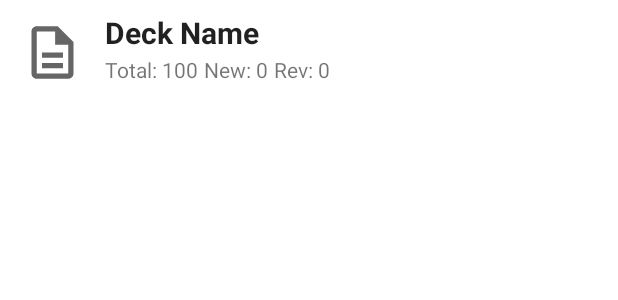
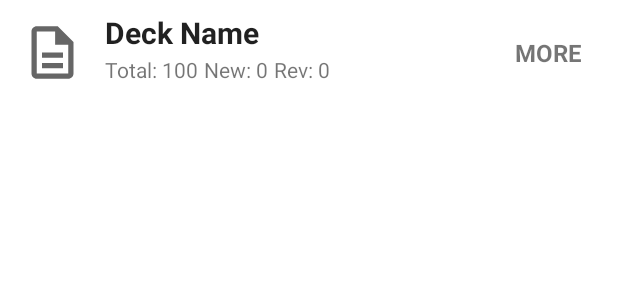
Before and after one commit to softfly/FlashCards, an Android app: the layout deck_list_item.xml on its own in the app's theme, with its tools: preview values and no code run, on a phone screen of 412 x 824 dp. Shown: the top 300 px of the screen. Run offline under Robolectric (Android 15) with nearby library versions, the phone set to English and light mode, and no system bars.

Commit message:
UI: Adds removing a deck.

```diff
--- a/app/src/main/java/pl/softfly/flashcards/CardActivity.java
+++ b/app/src/main/java/pl/softfly/flashcards/ui/card/CardActivity.java
@@ -1,4 +1,4 @@
-package pl.softfly.flashcards;
+package pl.softfly.flashcards.ui.card;
 
 import android.annotation.SuppressLint;
 import android.os.Bundle;
@@ -10,6 +10,8 @@ import android.widget.TextView;
 import androidx.appcompat.app.AppCompatActivity;
 import androidx.constraintlayout.widget.ConstraintLayout;
 import androidx.constraintlayout.widget.Guideline;
+
+import pl.softfly.flashcards.R;
 
 import static android.view.View.INVISIBLE;
 import static android.view.View.OnTouchListener;
--- a/app/src/main/java/pl/softfly/flashcards/ZoomTextView.java
+++ b/app/src/main/java/pl/softfly/flashcards/ui/card/ZoomTextView.java
@@ -1,4 +1,4 @@
-package pl.softfly.flashcards;
+package pl.softfly.flashcards.ui.card;
 
 import android.annotation.SuppressLint;
 import android.content.Context;
--- a/app/src/main/res/layout/card.xml
+++ b/app/src/main/res/layout/card.xml
@@ -14,7 +14,7 @@
         app:layout_constraintBottom_toTopOf="@+id/gradeButtonsLayout"
         app:layout_constraintTop_toTopOf="parent">
 
-        <pl.softfly.flashcards.ZoomTextView
+        <pl.softfly.flashcards.ui.card.ZoomTextView
             android:id="@+id/questionView"
             android:layout_width="match_parent"
             android:layout_height="0dp"
@@ -34,7 +34,7 @@
             android:orientation="horizontal"
             app:layout_constraintGuide_percent="0.5" />
 
-        <pl.softfly.flashcards.ZoomTextView
+        <pl.softfly.flashcards.ui.card.ZoomTextView
             android:id="@+id/answerView"
             android:layout_width="match_parent"
             android:layout_height="0dp"
--- a/app/src/main/res/layout/deck_list.xml
+++ b/app/src/main/res/layout/deck_list.xml
@@ -4,7 +4,7 @@
     android:layout_width="match_parent"
     android:layout_height="match_parent"
     xmlns:app="http://schemas.android.com/apk/res-auto"
-    tools:context=".DeckListActivity">
+    tools:context=".ui.deck.DeckListActivity">
 
     <androidx.recyclerview.widget.RecyclerView
         android:id="@+id/deck_list_view"
--- a/app/src/main/res/layout/deck_list_item.xml
+++ b/app/src/main/res/layout/deck_list_item.xml
@@ -23,15 +23,15 @@
         android:id="@+id/nameTextView"
         android:layout_width="wrap_content"
         android:layout_height="wrap_content"
-        android:layout_alignParentEnd="true"
+        android:layout_toLeftOf="@+id/moreTextView"
         android:layout_toEndOf="@id/imageView"
+
         android:ellipsize="marquee"
-
         android:marqueeRepeatLimit="marquee_forever"
         android:paddingTop="8dp"
         android:scrollHorizontally="true"
+
         android:singleLine="true"
-
         android:text="Deck Name"
         android:textColor="?android:attr/textColorPrimary"
         android:textSize="20sp"
@@ -68,4 +68,27 @@
         android:paddingTop="1dp"
         android:text="Rev: 0" />
 
+    <TextView
+        android:id="@+id/moreTextView"
+        android:layout_width="wrap_content"
+        android:layout_height="wrap_content"
+        android:layout_alignParentTop="true"
+        android:layout_alignParentEnd="true"
+        android:layout_alignParentRight="true"
+        android:layout_centerVertical="true"
+        android:layout_marginTop="16dp"
+        android:background="?android:attr/selectableItemBackground"
+        android:clickable="true"
+        android:focusable="true"
+        android:gravity="center"
+        android:paddingTop="8dp"
+        android:paddingBottom="8dp"
+        android:paddingLeft="16dp"
+        android:paddingRight="16dp"
+
+        android:text="MORE"
+        android:textAllCaps="true"
+        android:textSize="16sp"
+        android:textStyle="bold" />
+
 </RelativeLayout>
```
Also changed, not shown: app/src/main/AndroidManifest.xml (+4 -4 lines), app/src/main/java/pl/softfly/flashcards/ui/deck/CreateDeckDialog.java (renamed from app/src/main/java/pl/softfly/flashcards/CreateDeckDialog.java, +10 -11 lines), app/src/main/java/pl/softfly/flashcards/ui/deck/DeckListActivity.java (renamed from app/src/main/java/pl/softfly/flashcards/DeckListActivity.java, +6 -8 lines), app/src/main/java/pl/softfly/flashcards/ui/deck/DeckListRecyclerViewAdapter.java (renamed from app/src/main/java/pl/softfly/flashcards/DeckListRecyclerViewAdapter.java, +26 -3 lines), app/src/main/java/pl/softfly/flashcards/ui/deck/RemoveDeckDialog.java (added, +42 -0 lines), app/src/main/res/menu/popup_menu_deck.xml (added, +7 -0 lines).
